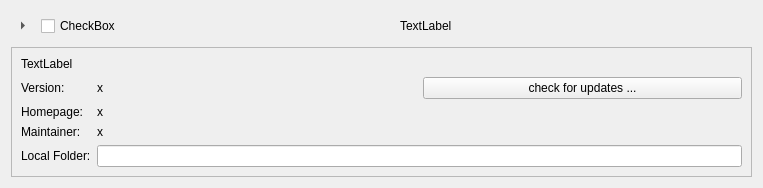
This is ui/a2widget/a2module_source.ui in ewerybody/a2 as Qt 5 draws it before an edit. The edited form follows.
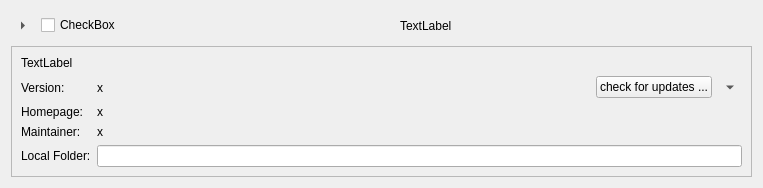
This is the edited form. Custom widgets are drawn as their Qt base class.

Diff of the .ui file:
```diff
--- a/ui/a2widget/a2module_source.ui
+++ b/ui/a2widget/a2module_source.ui
@@ -103,7 +103,7 @@
        </widget>
       </item>
       <item row="1" column="1">
-       <layout class="QHBoxLayout" name="horizontalLayout_2">
+       <layout class="QHBoxLayout" name="update_layout" stretch="1,0,0">
         <item>
          <widget class="QLabel" name="version_label">
           <property name="text">
@@ -118,6 +118,19 @@
           </property>
          </widget>
         </item>
+        <item>
+         <widget class="QToolButton" name="version_tool_button">
+          <property name="text">
+           <string notr="true">...</string>
+          </property>
+          <property name="autoRaise">
+           <bool>true</bool>
+          </property>
+          <property name="arrowType">
+           <enum>Qt::DownArrow</enum>
+          </property>
+         </widget>
+        </item>
        </layout>
       </item>
       <item row="4" column="0">
```
